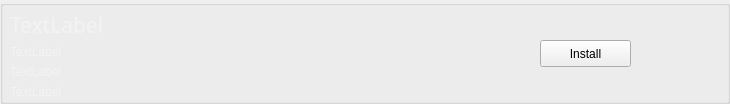
Old version of the form alfred/ui/moduleGroupBox.ui in the repository Sefrwahed/Alfred.
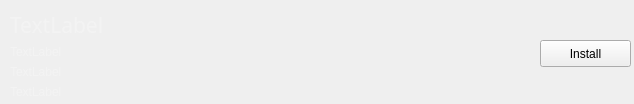
New version of the form.

Commit message: #27 - No bronders for GroupBox and transparent main window with controls

Diff of the .ui file:
```diff
--- a/alfred/ui/moduleGroupBox.ui
+++ b/alfred/ui/moduleGroupBox.ui
@@ -6,7 +6,7 @@
    <rect>
     <x>0</x>
     <y>0</y>
-    <width>730</width>
+    <width>634</width>
     <height>104</height>
    </rect>
   </property>
@@ -19,6 +19,12 @@
   <property name="windowTitle">
    <string>GroupBox</string>
   </property>
+  <property name="styleSheet">
+   <string notr="true">QGroupBox{
+	border:none
+
+}</string>
+  </property>
   <property name="title">
    <string/>
   </property>
```
The commit also changes 4 other files.
